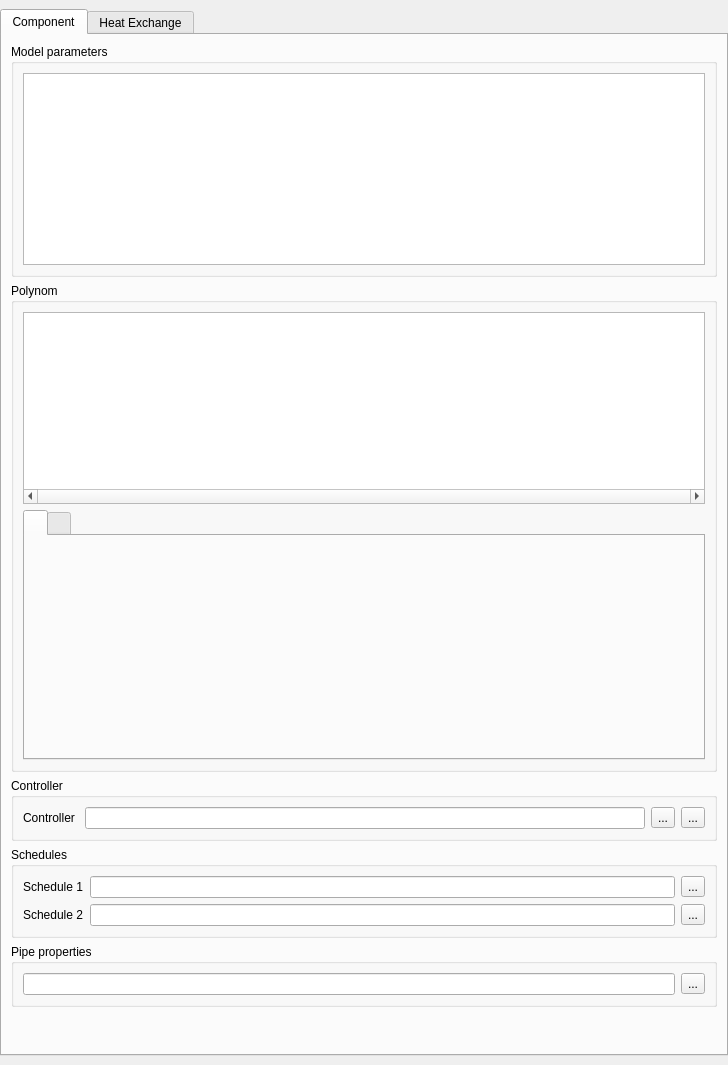
This is SIM-VICUS/src/SVNetworkComponentEditWidget.ui in Brockaaa/SIM-VICUS as Qt 5 draws it before an edit. The edited form follows.
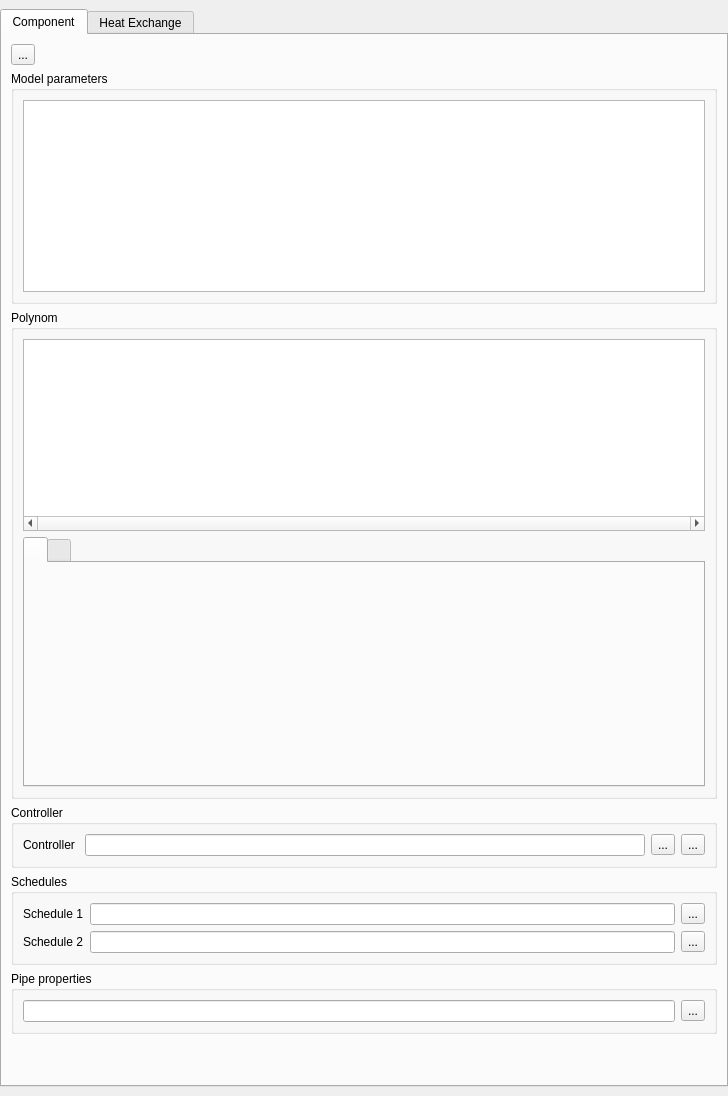
This is the edited form. Icons and pictures are not drawn. Custom widgets are drawn as their Qt base class.

Commit message: added Database dialog skeleton for Components

```diff
--- a/SIM-VICUS/src/SVNetworkComponentEditWidget.ui
+++ b/SIM-VICUS/src/SVNetworkComponentEditWidget.ui
@@ -7,7 +7,7 @@
     <x>0</x>
     <y>0</y>
     <width>728</width>
-    <height>1065</height>
+    <height>1096</height>
    </rect>
   </property>
   <property name="sizePolicy">
@@ -53,7 +53,14 @@
       <attribute name="title">
        <string>Component</string>
       </attribute>
-      <layout class="QVBoxLayout" name="verticalLayoutTab" stretch="0,0,0,0,0,1">
+      <layout class="QVBoxLayout" name="verticalLayoutTab" stretch="0,0,0,0,0,0,1">
+       <item>
+        <widget class="QToolButton" name="toolButtonComponentDBDialogOpen">
+         <property name="text">
+          <string>...</string>
+         </property>
+        </widget>
+       </item>
        <item>
         <widget class="QGroupBox" name="groupBoxModelParameters">
          <property name="title">
```
The commit also changes 9 other files.
